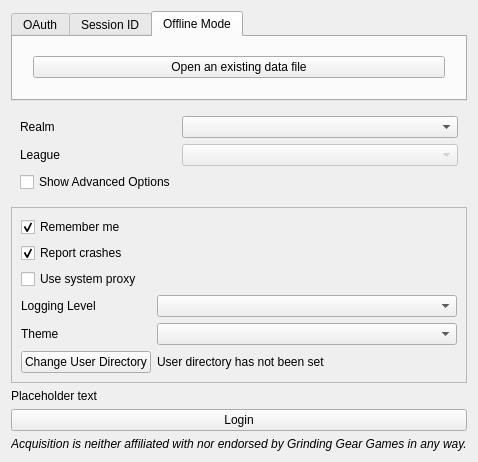
First picture: the form in forms/logindialog.ui, repository gerwaric/acquisition, before the edit.
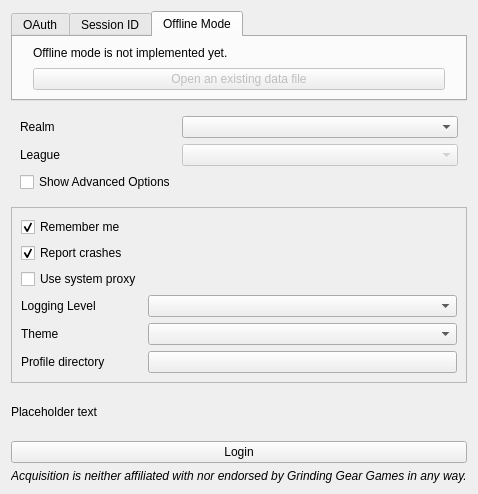
Second picture: the form after the edit. The open tabs and pages were chosen to show the change.

What changed in the file:
```diff
--- a/forms/logindialog.ui
+++ b/forms/logindialog.ui
@@ -6,8 +6,8 @@
    <rect>
     <x>0</x>
     <y>0</y>
-    <width>423</width>
-    <height>447</height>
+    <width>471</width>
+    <height>494</height>
    </rect>
   </property>
   <property name="sizePolicy">
@@ -127,8 +127,18 @@
        <property name="rightMargin">
         <number>20</number>
        </property>
+       <item>
+        <widget class="QLabel" name="offlineLabel">
+         <property name="text">
+          <string>Offline mode is not implemented yet.</string>
+         </property>
+        </widget>
+       </item>
        <item>
         <widget class="QPushButton" name="offlineButton">
+         <property name="enabled">
+          <bool>false</bool>
+         </property>
          <property name="text">
           <string>Open an existing data file</string>
          </property>
@@ -251,16 +261,16 @@
        <widget class="QComboBox" name="themeComboBox"/>
       </item>
       <item row="6" column="0">
-       <widget class="QPushButton" name="userDirPushButton">
-        <property name="text">
-         <string>Change User Directory</string>
-        </property>
-       </widget>
-      </item>
-      <item row="6" column="1">
        <widget class="QLabel" name="userDirLabel">
         <property name="text">
-         <string>User directory has not been set</string>
+         <string>Profile directory</string>
+        </property>
+       </widget>
+      </item>
+      <item row="6" column="1">
+       <widget class="QPushButton" name="userDirButton">
+        <property name="text">
+         <string/>
         </property>
        </widget>
       </item>
```
